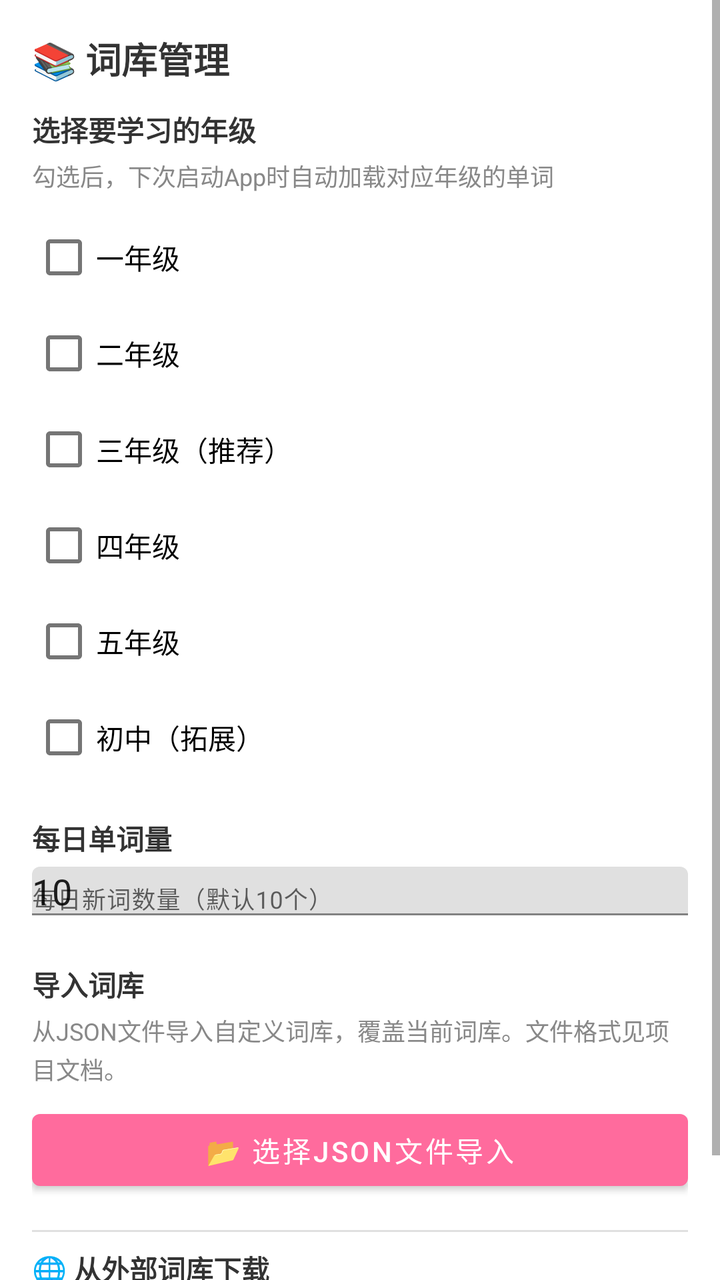
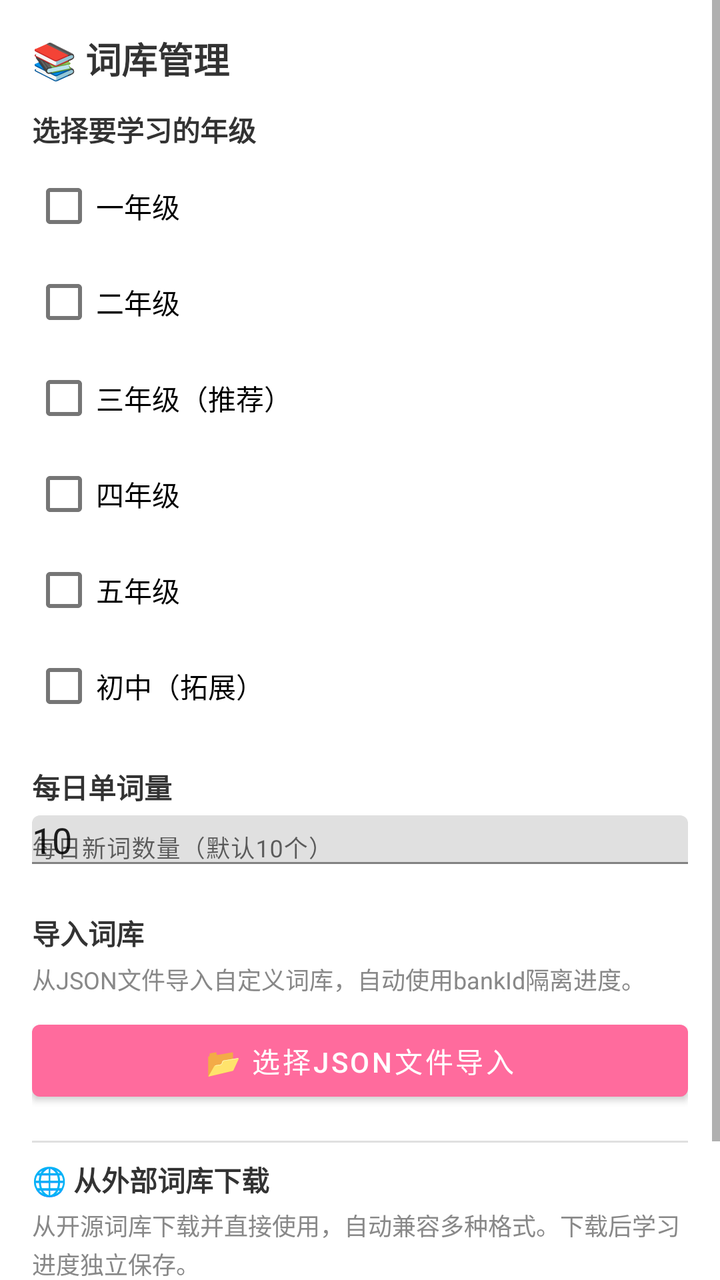

An Android layout rendered at two revisions. The XML below is the earlier revision; the diff shows what the commit changed to produce the second picture.
<!-- AndroidManifest.xml: application theme Theme.HabitTracker -->
<!-- res/layout/dialog_wordbank.xml -->
<?xml version="1.0" encoding="utf-8"?>
<ScrollView xmlns:android="http://schemas.android.com/apk/res/android"
    android:layout_width="match_parent"
    android:layout_height="wrap_content">

    <LinearLayout
        android:id="@+id/layout_wordbank_inner"
        android:layout_width="match_parent"
        android:layout_height="wrap_content"
        android:orientation="vertical"
        android:padding="16dp">

        <TextView
            android:layout_width="match_parent"
            android:layout_height="wrap_content"
            android:text="📚 词库管理"
            android:textSize="18sp"
            android:textStyle="bold"
            android:textColor="@color/text_primary"
            android:layout_marginBottom="12dp" />

        
        <TextView
            android:layout_width="match_parent"
            android:layout_height="wrap_content"
            android:text="选择要学习的年级"
            android:textSize="14sp"
            android:textStyle="bold"
            android:textColor="@color/text_primary"
            android:layout_marginBottom="4dp" />

        <TextView
            android:layout_width="match_parent"
            android:layout_height="wrap_content"
            android:text="勾选后，下次启动App时自动加载对应年级的单词"
            android:textSize="12sp"
            android:textColor="@color/text_secondary"
            android:layout_marginBottom="8dp" />

        <CheckBox
            android:id="@+id/cb_grade1"
            android:layout_width="match_parent"
            android:layout_height="wrap_content"
            android:text="一年级"
            android:textSize="14sp" />

        <CheckBox
            android:id="@+id/cb_grade2"
            android:layout_width="match_parent"
            android:layout_height="wrap_content"
            android:text="二年级"
            android:textSize="14sp" />

        <CheckBox
            android:id="@+id/cb_grade3"
            android:layout_width="match_parent"
            android:layout_height="wrap_content"
            android:text="三年级（推荐）"
            android:textSize="14sp" />

        <CheckBox
            android:id="@+id/cb_grade4"
            android:layout_width="match_parent"
            android:layout_height="wrap_content"
            android:text="四年级"
            android:textSize="14sp" />

        <CheckBox
            android:id="@+id/cb_grade5"
            android:layout_width="match_parent"
            android:layout_height="wrap_content"
            android:text="五年级"
            android:textSize="14sp" />

        <CheckBox
            android:id="@+id/cb_grade_junior"
            android:layout_width="match_parent"
            android:layout_height="wrap_content"
            android:text="初中（拓展）"
            android:textSize="14sp" />

        
        <TextView
            android:layout_width="match_parent"
            android:layout_height="wrap_content"
            android:text="每日单词量"
            android:textSize="14sp"
            android:textStyle="bold"
            android:textColor="@color/text_primary"
            android:layout_marginTop="16dp"
            android:layout_marginBottom="4dp" />

        <com.google.android.material.textfield.TextInputLayout
            android:layout_width="match_parent"
            android:layout_height="wrap_content"
            android:hint="每日新词数量（默认10个）"
            android:layout_marginBottom="16dp">

            <android.widget.EditText
                android:id="@+id/et_daily_words"
                android:layout_width="match_parent"
                android:layout_height="wrap_content"
                android:inputType="number"
                android:text="10" />

        </com.google.android.material.textfield.TextInputLayout>

        
        <TextView
            android:layout_width="match_parent"
            android:layout_height="wrap_content"
            android:text="导入词库"
            android:textSize="14sp"
            android:textStyle="bold"
            android:textColor="@color/text_primary"
            android:layout_marginTop="8dp"
            android:layout_marginBottom="4dp" />

        <TextView
            android:layout_width="match_parent"
            android:layout_height="wrap_content"
            android:text="从JSON文件导入自定义词库，覆盖当前词库。文件格式见项目文档。"
            android:textSize="12sp"
            android:textColor="@color/text_secondary"
            android:lineSpacingExtra="2dp"
            android:layout_marginBottom="8dp" />

        <Button
            android:id="@+id/btn_import_wordbank"
            android:layout_width="match_parent"
            android:layout_height="48dp"
            android:text="📂 选择JSON文件导入"
            android:textSize="14sp" />

        
        <View
            android:layout_width="match_parent"
            android:layout_height="1dp"
            android:background="#E0E0E0"
            android:layout_marginTop="16dp"
            android:layout_marginBottom="8dp" />

        
        <TextView
            android:layout_width="match_parent"
            android:layout_height="wrap_content"
            android:text="🌐 从外部词库下载"
            android:textSize="14sp"
            android:textStyle="bold"
            android:textColor="@color/text_primary"
            android:layout_marginBottom="4dp" />

        <TextView
            android:layout_width="match_parent"
            android:layout_height="wrap_content"
            android:text="从开源词库下载并直接使用，自动兼容多种格式。下载后可预览确认。"
            android:textSize="12sp"
            android:textColor="@color/text_secondary"
            android:lineSpacingExtra="2dp"
            android:layout_marginBottom="8dp" />

        <LinearLayout
            android:id="@+id/layout_external_sources"
            android:layout_width="match_parent"
            android:layout_height="wrap_content"
            android:orientation="vertical" />

    </LinearLayout>
</ScrollView>
<!-- resources referenced by this layout -->
<resources>
  <color name="text_primary">#333333</color>
  <color name="text_secondary">#888888</color>
  <style name="Theme.HabitTracker" parent="Theme.MaterialComponents.Light.NoActionBar">
          <item name="colorPrimary">@color/child_pink</item>
          <item name="colorPrimaryVariant">@color/child_pink_light</item>
          <item name="colorOnPrimary">@color/white</item>
          <item name="colorSecondary">@color/child_green</item>
          <item name="android:statusBarColor">@color/child_pink_light</item>
      </style>
  <color name="child_pink">#FF6B9D</color>
  <color name="child_pink_light">#FFF0F5</color>
  <color name="white">#FFFFFF</color>
  <color name="child_green">#4CAF50</color>
</resources>

<!-- the commit's change to res/layout/dialog_wordbank.xml (unified diff, before → after) -->
@@ -29,141 +29,41 @@
             android:textColor="@color/text_primary"
             android:layout_marginBottom="4dp" />
 
-        <TextView
-            android:layout_width="match_parent"
-            android:layout_height="wrap_content"
-            android:text="勾选后，下次启动App时自动加载对应年级的单词"
-            android:textSize="12sp"
-            android:textColor="@color/text_secondary"
-            android:layout_marginBottom="8dp" />
-
-        <CheckBox
-            android:id="@+id/cb_grade1"
-            android:layout_width="match_parent"
-            android:layout_height="wrap_content"
-            android:text="一年级"
-            android:textSize="14sp" />
-
-        <CheckBox
-            android:id="@+id/cb_grade2"
-            android:layout_width="match_parent"
-            android:layout_height="wrap_content"
-            android:text="二年级"
-            android:textSize="14sp" />
-
-        <CheckBox
-            android:id="@+id/cb_grade3"
-            android:layout_width="match_parent"
-            android:layout_height="wrap_content"
-            android:text="三年级（推荐）"
-            android:textSize="14sp" />
-
-        <CheckBox
-            android:id="@+id/cb_grade4"
-            android:layout_width="match_parent"
-            android:layout_height="wrap_content"
-            android:text="四年级"
-            android:textSize="14sp" />
-
-        <CheckBox
-            android:id="@+id/cb_grade5"
-            android:layout_width="match_parent"
-            android:layout_height="wrap_content"
-            android:text="五年级"
-            android:textSize="14sp" />
-
-        <CheckBox
-            android:id="@+id/cb_grade_junior"
-            android:layout_width="match_parent"
-            android:layout_height="wrap_content"
-            android:text="初中（拓展）"
-            android:textSize="14sp" />
+        <CheckBox android:id="@+id/cb_grade1" android:layout_width="match_parent" android:layout_height="wrap_content" android:text="一年级" android:textSize="14sp" />
+        <CheckBox android:id="@+id/cb_grade2" android:layout_width="match_parent" android:layout_height="wrap_content" android:text="二年级" android:textSize="14sp" />
+        <CheckBox android:id="@+id/cb_grade3" android:layout_width="match_parent" android:layout_height="wrap_content" android:text="三年级（推荐）" android:textSize="14sp" />
+        <CheckBox android:id="@+id/cb_grade4" android:layout_width="match_parent" android:layout_height="wrap_content" android:text="四年级" android:textSize="14sp" />
+        <CheckBox android:id="@+id/cb_grade5" android:layout_width="match_parent" android:layout_height="wrap_content" android:text="五年级" android:textSize="14sp" />
+        <CheckBox android:id="@+id/cb_grade_junior" android:layout_width="match_parent" android:layout_height="wrap_content" android:text="初中（拓展）" android:textSize="14sp" />
 
         
-        <TextView
-            android:layout_width="match_parent"
-            android:layout_height="wrap_content"
-            android:text="每日单词量"
-            android:textSize="14sp"
-            android:textStyle="bold"
-            android:textColor="@color/text_primary"
-            android:layout_marginTop="16dp"
-            android:layout_marginBottom="4dp" />
+        <TextView android:layout_width="match_parent" android:layout_height="wrap_content" android:text="每日单词量" android:textSize="14sp" android:textStyle="bold" android:textColor="@color/text_primary" android:layout_marginTop="16dp" android:layout_marginBottom="4dp" />
 
-        <com.google.android.material.textfield.TextInputLayout
-            android:layout_width="match_parent"
-            android:layout_height="wrap_content"
-            android:hint="每日新词数量（默认10个）"
-            android:layout_marginBottom="16dp">
-
-            <android.widget.EditText
-                android:id="@+id/et_daily_words"
-                android:layout_width="match_parent"
-                android:layout_height="wrap_content"
-                android:inputType="number"
-                android:text="10" />
-
+        <com.google.android.material.textfield.TextInputLayout android:layout_width="match_parent" android:layout_height="wrap_content" android:hint="每日新词数量（默认10个）" android:layout_marginBottom="16dp">
+            <android.widget.EditText android:id="@+id/et_daily_words" android:layout_width="match_parent" android:layout_height="wrap_content" android:inputType="number" android:text="10" />
         </com.google.android.material.textfield.TextInputLayout>
 
         
-        <TextView
-            android:layout_width="match_parent"
-            android:layout_height="wrap_content"
-            android:text="导入词库"
-            android:textSize="14sp"
-            android:textStyle="bold"
-            android:textColor="@color/text_primary"
-            android:layout_marginTop="8dp"
-            android:layout_marginBottom="4dp" />
-
-        <TextView
-            android:layout_width="match_parent"
-            android:layout_height="wrap_content"
-            android:text="从JSON文件导入自定义词库，覆盖当前词库。文件格式见项目文档。"
-            android:textSize="12sp"
-            android:textColor="@color/text_secondary"
-            android:lineSpacingExtra="2dp"
-            android:layout_marginBottom="8dp" />
-
-        <Button
-            android:id="@+id/btn_import_wordbank"
-            android:layout_width="match_parent"
-            android:layout_height="48dp"
-            android:text="📂 选择JSON文件导入"
-            android:textSize="14sp" />
+        <TextView android:layout_width="match_parent" android:layout_height="wrap_content" android:text="导入词库" android:textSize="14sp" android:textStyle="bold" android:textColor="@color/text_primary" android:layout_marginTop="8dp" android:layout_marginBottom="4dp" />
+        <TextView android:layout_width="match_parent" android:layout_height="wrap_content" android:text="从JSON文件导入自定义词库，自动使用bankId隔离进度。" android:textSize="12sp" android:textColor="@color/text_secondary" android:lineSpacingExtra="2dp" android:layout_marginBottom="8dp" />
+        <Button android:id="@+id/btn_import_wordbank" android:layout_width="match_parent" android:layout_height="48dp" android:text="📂 选择JSON文件导入" android:textSize="14sp" />
 
         
-        <View
-            android:layout_width="match_parent"
-            android:layout_height="1dp"
-            android:background="#E0E0E0"
-            android:layout_marginTop="16dp"
-            android:layout_marginBottom="8dp" />
+        <View android:layout_width="match_parent" android:layout_height="1dp" android:background="#E0E0E0" android:layout_marginTop="16dp" android:layout_marginBottom="8dp" />
 
         
-        <TextView
-            android:layout_width="match_parent"
-            android:layout_height="wrap_content"
-            android:text="🌐 从外部词库下载"
-            android:textSize="14sp"
-            android:textStyle="bold"
-            android:textColor="@color/text_primary"
-            android:layout_marginBottom="4dp" />
+        <TextView android:layout_width="match_parent" android:layout_height="wrap_content" android:text="🌐 从外部词库下载" android:textSize="14sp" android:textStyle="bold" android:textColor="@color/text_primary" android:layout_marginBottom="4dp" />
+        <TextView android:layout_width="match_parent" android:layout_height="wrap_content" android:text="从开源词库下载并直接使用，自动兼容多种格式。下载后学习进度独立保存。" android:textSize="12sp" android:textColor="@color/text_secondary" android:lineSpacingExtra="2dp" android:layout_marginBottom="8dp" />
 
-        <TextView
-            android:layout_width="match_parent"
-            android:layout_height="wrap_content"
-            android:text="从开源词库下载并直接使用，自动兼容多种格式。下载后可预览确认。"
-            android:textSize="12sp"
-            android:textColor="@color/text_secondary"
-            android:lineSpacingExtra="2dp"
-            android:layout_marginBottom="8dp" />
+        <LinearLayout android:id="@+id/layout_external_sources" android:layout_width="match_parent" android:layout_height="wrap_content" android:orientation="vertical" />
 
-        <LinearLayout
-            android:id="@+id/layout_external_sources"
-            android:layout_width="match_parent"
-            android:layout_height="wrap_content"
-            android:orientation="vertical" />
+        
+        <View android:layout_width="match_parent" android:layout_height="1dp" android:background="#E0E0E0" android:layout_marginTop="16dp" android:layout_marginBottom="8dp" />
+
+        
+        <TextView android:layout_width="match_parent" android:layout_height="wrap_content" android:text="📦 已下载词库（点击切换）" android:textSize="14sp" android:textStyle="bold" android:textColor="@color/text_primary" android:layout_marginBottom="8dp" />
+
+        <LinearLayout android:id="@+id/layout_installed_banks" android:layout_width="match_parent" android:layout_height="wrap_content" android:orientation="vertical" />
 
     </LinearLayout>
 </ScrollView>
